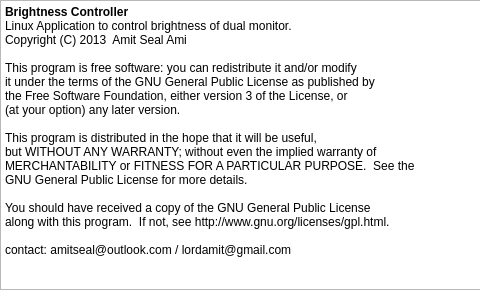
LordAmit/Brightness, file src/ui/License.ui: the form before one commit.
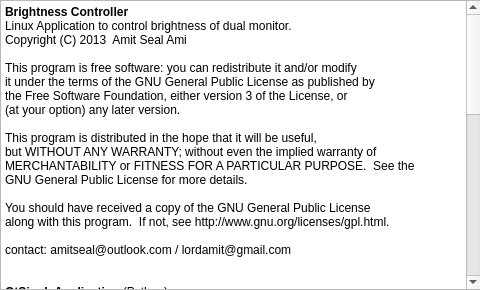
The form after the commit.

Commit message: Tray improvements, QTSingleApplication impl.

```diff
--- a/src/ui/License.ui
+++ b/src/ui/License.ui
@@ -38,25 +38,52 @@
     <string>&lt;!DOCTYPE HTML PUBLIC &quot;-//W3C//DTD HTML 4.0//EN&quot; &quot;http://www.w3.org/TR/REC-html40/strict.dtd&quot;&gt;
 &lt;html&gt;&lt;head&gt;&lt;meta name=&quot;qrichtext&quot; content=&quot;1&quot; /&gt;&lt;style type=&quot;text/css&quot;&gt;
 p, li { white-space: pre-wrap; }
-&lt;/style&gt;&lt;/head&gt;&lt;body style=&quot; font-family:'Sans'; font-size:9pt; font-weight:400; font-style:normal;&quot;&gt;
-&lt;p align=&quot;justify&quot; style=&quot; margin-top:0px; margin-bottom:0px; margin-left:0px; margin-right:0px; -qt-block-indent:0; text-indent:0px;&quot;&gt;&lt;span style=&quot; font-weight:600;&quot;&gt;Brightness Controller&lt;/span&gt;&lt;/p&gt;
-&lt;p align=&quot;justify&quot; style=&quot; margin-top:0px; margin-bottom:0px; margin-left:0px; margin-right:0px; -qt-block-indent:0; text-indent:0px;&quot;&gt;Linux Application to control brightness of dual monitor.&lt;/p&gt;
-&lt;p align=&quot;justify&quot; style=&quot; margin-top:0px; margin-bottom:0px; margin-left:0px; margin-right:0px; -qt-block-indent:0; text-indent:0px;&quot;&gt;Copyright (C) 2013  Amit Seal Ami&lt;/p&gt;
-&lt;p align=&quot;justify&quot; style=&quot;-qt-paragraph-type:empty; margin-top:0px; margin-bottom:0px; margin-left:0px; margin-right:0px; -qt-block-indent:0; text-indent:0px;&quot;&gt;&lt;br /&gt;&lt;/p&gt;
-&lt;p align=&quot;justify&quot; style=&quot; margin-top:0px; margin-bottom:0px; margin-left:0px; margin-right:0px; -qt-block-indent:0; text-indent:0px;&quot;&gt;This program is free software: you can redistribute it and/or modify&lt;/p&gt;
-&lt;p align=&quot;justify&quot; style=&quot; margin-top:0px; margin-bottom:0px; margin-left:0px; margin-right:0px; -qt-block-indent:0; text-indent:0px;&quot;&gt;it under the terms of the GNU General Public License as published by&lt;/p&gt;
-&lt;p align=&quot;justify&quot; style=&quot; margin-top:0px; margin-bottom:0px; margin-left:0px; margin-right:0px; -qt-block-indent:0; text-indent:0px;&quot;&gt;the Free Software Foundation, either version 3 of the License, or&lt;/p&gt;
-&lt;p align=&quot;justify&quot; style=&quot; margin-top:0px; margin-bottom:0px; margin-left:0px; margin-right:0px; -qt-block-indent:0; text-indent:0px;&quot;&gt;(at your option) any later version.&lt;/p&gt;
-&lt;p align=&quot;justify&quot; style=&quot;-qt-paragraph-type:empty; margin-top:0px; margin-bottom:0px; margin-left:0px; margin-right:0px; -qt-block-indent:0; text-indent:0px;&quot;&gt;&lt;br /&gt;&lt;/p&gt;
-&lt;p align=&quot;justify&quot; style=&quot; margin-top:0px; margin-bottom:0px; margin-left:0px; margin-right:0px; -qt-block-indent:0; text-indent:0px;&quot;&gt;This program is distributed in the hope that it will be useful,&lt;/p&gt;
-&lt;p align=&quot;justify&quot; style=&quot; margin-top:0px; margin-bottom:0px; margin-left:0px; margin-right:0px; -qt-block-indent:0; text-indent:0px;&quot;&gt;but WITHOUT ANY WARRANTY; without even the implied warranty of&lt;/p&gt;
-&lt;p align=&quot;justify&quot; style=&quot; margin-top:0px; margin-bottom:0px; margin-left:0px; margin-right:0px; -qt-block-indent:0; text-indent:0px;&quot;&gt;MERCHANTABILITY or FITNESS FOR A PARTICULAR PURPOSE.  See the&lt;/p&gt;
-&lt;p align=&quot;justify&quot; style=&quot; margin-top:0px; margin-bottom:0px; margin-left:0px; margin-right:0px; -qt-block-indent:0; text-indent:0px;&quot;&gt;GNU General Public License for more details.&lt;/p&gt;
-&lt;p align=&quot;justify&quot; style=&quot;-qt-paragraph-type:empty; margin-top:0px; margin-bottom:0px; margin-left:0px; margin-right:0px; -qt-block-indent:0; text-indent:0px;&quot;&gt;&lt;br /&gt;&lt;/p&gt;
-&lt;p align=&quot;justify&quot; style=&quot; margin-top:0px; margin-bottom:0px; margin-left:0px; margin-right:0px; -qt-block-indent:0; text-indent:0px;&quot;&gt;You should have received a copy of the GNU General Public License&lt;/p&gt;
-&lt;p align=&quot;justify&quot; style=&quot; margin-top:0px; margin-bottom:0px; margin-left:0px; margin-right:0px; -qt-block-indent:0; text-indent:0px;&quot;&gt;along with this program.  If not, see http://www.gnu.org/licenses/gpl.html.&lt;/p&gt;
-&lt;p align=&quot;justify&quot; style=&quot;-qt-paragraph-type:empty; margin-top:0px; margin-bottom:0px; margin-left:0px; margin-right:0px; -qt-block-indent:0; text-indent:0px;&quot;&gt;&lt;br /&gt;&lt;/p&gt;
-&lt;p align=&quot;justify&quot; style=&quot; margin-top:0px; margin-bottom:0px; margin-left:0px; margin-right:0px; -qt-block-indent:0; text-indent:0px;&quot;&gt;contact: amitseal@outlook.com / lordamit@gmail.com&lt;/p&gt;&lt;/body&gt;&lt;/html&gt;</string>
+&lt;/style&gt;&lt;/head&gt;&lt;body style=&quot; font-family:'Padauk'; font-size:12pt; font-weight:400; font-style:normal;&quot;&gt;
+&lt;p align=&quot;justify&quot; style=&quot; margin-top:0px; margin-bottom:0px; margin-left:0px; margin-right:0px; -qt-block-indent:0; text-indent:0px;&quot;&gt;&lt;span style=&quot; font-family:'Sans'; font-size:9pt; font-weight:600;&quot;&gt;Brightness Controller&lt;/span&gt;&lt;/p&gt;
+&lt;p align=&quot;justify&quot; style=&quot; margin-top:0px; margin-bottom:0px; margin-left:0px; margin-right:0px; -qt-block-indent:0; text-indent:0px;&quot;&gt;&lt;span style=&quot; font-family:'Sans'; font-size:9pt;&quot;&gt;Linux Application to control brightness of dual monitor.&lt;/span&gt;&lt;/p&gt;
+&lt;p align=&quot;justify&quot; style=&quot; margin-top:0px; margin-bottom:0px; margin-left:0px; margin-right:0px; -qt-block-indent:0; text-indent:0px;&quot;&gt;&lt;span style=&quot; font-family:'Sans'; font-size:9pt;&quot;&gt;Copyright (C) 2013  Amit Seal Ami&lt;/span&gt;&lt;/p&gt;
+&lt;p align=&quot;justify&quot; style=&quot;-qt-paragraph-type:empty; margin-top:0px; margin-bottom:0px; margin-left:0px; margin-right:0px; -qt-block-indent:0; text-indent:0px; font-family:'Sans'; font-size:9pt;&quot;&gt;&lt;br /&gt;&lt;/p&gt;
+&lt;p align=&quot;justify&quot; style=&quot; margin-top:0px; margin-bottom:0px; margin-left:0px; margin-right:0px; -qt-block-indent:0; text-indent:0px;&quot;&gt;&lt;span style=&quot; font-family:'Sans'; font-size:9pt;&quot;&gt;This program is free software: you can redistribute it and/or modify&lt;/span&gt;&lt;/p&gt;
+&lt;p align=&quot;justify&quot; style=&quot; margin-top:0px; margin-bottom:0px; margin-left:0px; margin-right:0px; -qt-block-indent:0; text-indent:0px;&quot;&gt;&lt;span style=&quot; font-family:'Sans'; font-size:9pt;&quot;&gt;it under the terms of the GNU General Public License as published by&lt;/span&gt;&lt;/p&gt;
+&lt;p align=&quot;justify&quot; style=&quot; margin-top:0px; margin-bottom:0px; margin-left:0px; margin-right:0px; -qt-block-indent:0; text-indent:0px;&quot;&gt;&lt;span style=&quot; font-family:'Sans'; font-size:9pt;&quot;&gt;the Free Software Foundation, either version 3 of the License, or&lt;/span&gt;&lt;/p&gt;
+&lt;p align=&quot;justify&quot; style=&quot; margin-top:0px; margin-bottom:0px; margin-left:0px; margin-right:0px; -qt-block-indent:0; text-indent:0px;&quot;&gt;&lt;span style=&quot; font-family:'Sans'; font-size:9pt;&quot;&gt;(at your option) any later version.&lt;/span&gt;&lt;/p&gt;
+&lt;p align=&quot;justify&quot; style=&quot;-qt-paragraph-type:empty; margin-top:0px; margin-bottom:0px; margin-left:0px; margin-right:0px; -qt-block-indent:0; text-indent:0px; font-family:'Sans'; font-size:9pt;&quot;&gt;&lt;br /&gt;&lt;/p&gt;
+&lt;p align=&quot;justify&quot; style=&quot; margin-top:0px; margin-bottom:0px; margin-left:0px; margin-right:0px; -qt-block-indent:0; text-indent:0px;&quot;&gt;&lt;span style=&quot; font-family:'Sans'; font-size:9pt;&quot;&gt;This program is distributed in the hope that it will be useful,&lt;/span&gt;&lt;/p&gt;
+&lt;p align=&quot;justify&quot; style=&quot; margin-top:0px; margin-bottom:0px; margin-left:0px; margin-right:0px; -qt-block-indent:0; text-indent:0px;&quot;&gt;&lt;span style=&quot; font-family:'Sans'; font-size:9pt;&quot;&gt;but WITHOUT ANY WARRANTY; without even the implied warranty of&lt;/span&gt;&lt;/p&gt;
+&lt;p align=&quot;justify&quot; style=&quot; margin-top:0px; margin-bottom:0px; margin-left:0px; margin-right:0px; -qt-block-indent:0; text-indent:0px;&quot;&gt;&lt;span style=&quot; font-family:'Sans'; font-size:9pt;&quot;&gt;MERCHANTABILITY or FITNESS FOR A PARTICULAR PURPOSE.  See the&lt;/span&gt;&lt;/p&gt;
+&lt;p align=&quot;justify&quot; style=&quot; margin-top:0px; margin-bottom:0px; margin-left:0px; margin-right:0px; -qt-block-indent:0; text-indent:0px;&quot;&gt;&lt;span style=&quot; font-family:'Sans'; font-size:9pt;&quot;&gt;GNU General Public License for more details.&lt;/span&gt;&lt;/p&gt;
+&lt;p align=&quot;justify&quot; style=&quot;-qt-paragraph-type:empty; margin-top:0px; margin-bottom:0px; margin-left:0px; margin-right:0px; -qt-block-indent:0; text-indent:0px; font-family:'Sans'; font-size:9pt;&quot;&gt;&lt;br /&gt;&lt;/p&gt;
+&lt;p align=&quot;justify&quot; style=&quot; margin-top:0px; margin-bottom:0px; margin-left:0px; margin-right:0px; -qt-block-indent:0; text-indent:0px;&quot;&gt;&lt;span style=&quot; font-family:'Sans'; font-size:9pt;&quot;&gt;You should have received a copy of the GNU General Public License&lt;/span&gt;&lt;/p&gt;
+&lt;p align=&quot;justify&quot; style=&quot; margin-top:0px; margin-bottom:0px; margin-left:0px; margin-right:0px; -qt-block-indent:0; text-indent:0px;&quot;&gt;&lt;span style=&quot; font-family:'Sans'; font-size:9pt;&quot;&gt;along with this program.  If not, see http://www.gnu.org/licenses/gpl.html.&lt;/span&gt;&lt;/p&gt;
+&lt;p align=&quot;justify&quot; style=&quot;-qt-paragraph-type:empty; margin-top:0px; margin-bottom:0px; margin-left:0px; margin-right:0px; -qt-block-indent:0; text-indent:0px; font-family:'Sans'; font-size:9pt;&quot;&gt;&lt;br /&gt;&lt;/p&gt;
+&lt;p align=&quot;justify&quot; style=&quot; margin-top:0px; margin-bottom:0px; margin-left:0px; margin-right:0px; -qt-block-indent:0; text-indent:0px;&quot;&gt;&lt;span style=&quot; font-family:'Sans'; font-size:9pt;&quot;&gt;contact: amitseal@outlook.com / lordamit@gmail.com&lt;/span&gt;&lt;/p&gt;
+&lt;p align=&quot;justify&quot; style=&quot;-qt-paragraph-type:empty; margin-top:0px; margin-bottom:0px; margin-left:0px; margin-right:0px; -qt-block-indent:0; text-indent:0px; font-family:'Sans'; font-size:9pt;&quot;&gt;&lt;br /&gt;&lt;/p&gt;
+&lt;p align=&quot;justify&quot; style=&quot;-qt-paragraph-type:empty; margin-top:0px; margin-bottom:0px; margin-left:0px; margin-right:0px; -qt-block-indent:0; text-indent:0px; font-family:'Sans'; font-size:9pt;&quot;&gt;&lt;br /&gt;&lt;/p&gt;
+&lt;p align=&quot;justify&quot; style=&quot; margin-top:0px; margin-bottom:0px; margin-left:0px; margin-right:0px; -qt-block-indent:0; text-indent:0px;&quot;&gt;&lt;span style=&quot; font-family:'Sans'; font-size:9pt; font-weight:600;&quot;&gt;QtSingleApplication&lt;/span&gt;&lt;span style=&quot; font-family:'Sans'; font-size:9pt;&quot;&gt; (Python)&lt;/span&gt;&lt;/p&gt;
+&lt;p align=&quot;justify&quot; style=&quot;-qt-paragraph-type:empty; margin-top:0px; margin-bottom:0px; margin-left:0px; margin-right:0px; -qt-block-indent:0; text-indent:0px; font-family:'Sans'; font-size:9pt;&quot;&gt;&lt;br /&gt;&lt;/p&gt;
+&lt;p align=&quot;justify&quot; style=&quot; margin-top:0px; margin-bottom:0px; margin-left:0px; margin-right:0px; -qt-block-indent:0; text-indent:0px;&quot;&gt;&lt;span style=&quot; font-family:'Sans'; font-size:9pt;&quot;&gt;Copyright 2013, Johan Råde&lt;/span&gt;&lt;/p&gt;
+&lt;p style=&quot; margin-top:0px; margin-bottom:0px; margin-left:0px; margin-right:0px; -qt-block-indent:0; text-indent:0px;&quot;&gt;&lt;span style=&quot; font-family:'Sans'; font-size:9pt;&quot;&gt;All rights reserved.&lt;/span&gt;&lt;/p&gt;
+&lt;p style=&quot;-qt-paragraph-type:empty; margin-top:0px; margin-bottom:0px; margin-left:0px; margin-right:0px; -qt-block-indent:0; text-indent:0px; font-family:'Sans'; font-size:9pt;&quot;&gt;&lt;br /&gt;&lt;/p&gt;
+&lt;p style=&quot; margin-top:0px; margin-bottom:0px; margin-left:0px; margin-right:0px; -qt-block-indent:0; text-indent:0px;&quot;&gt;&lt;span style=&quot; font-family:'Sans'; font-size:9pt;&quot;&gt;Redistribution and use in source and binary forms, with or without&lt;/span&gt;&lt;/p&gt;
+&lt;p style=&quot; margin-top:0px; margin-bottom:0px; margin-left:0px; margin-right:0px; -qt-block-indent:0; text-indent:0px;&quot;&gt;&lt;span style=&quot; font-family:'Sans'; font-size:9pt;&quot;&gt;modification, are permitted provided that the following conditions are met:&lt;/span&gt;&lt;/p&gt;
+&lt;p style=&quot; margin-top:0px; margin-bottom:0px; margin-left:0px; margin-right:0px; -qt-block-indent:0; text-indent:0px;&quot;&gt;&lt;span style=&quot; font-family:'Sans'; font-size:9pt;&quot;&gt;    * Redistributions of source code must retain the above copyright&lt;/span&gt;&lt;/p&gt;
+&lt;p style=&quot; margin-top:0px; margin-bottom:0px; margin-left:0px; margin-right:0px; -qt-block-indent:0; text-indent:0px;&quot;&gt;&lt;span style=&quot; font-family:'Sans'; font-size:9pt;&quot;&gt;    notice, this list of conditions and the following disclaimer.&lt;/span&gt;&lt;/p&gt;
+&lt;p style=&quot; margin-top:0px; margin-bottom:0px; margin-left:0px; margin-right:0px; -qt-block-indent:0; text-indent:0px;&quot;&gt;&lt;span style=&quot; font-family:'Sans'; font-size:9pt;&quot;&gt;    * Redistributions in binary form must reproduce the above copyright&lt;/span&gt;&lt;/p&gt;
+&lt;p style=&quot; margin-top:0px; margin-bottom:0px; margin-left:0px; margin-right:0px; -qt-block-indent:0; text-indent:0px;&quot;&gt;&lt;span style=&quot; font-family:'Sans'; font-size:9pt;&quot;&gt;    notice, this list of conditions and the following disclaimer in the&lt;/span&gt;&lt;/p&gt;
+&lt;p style=&quot; margin-top:0px; margin-bottom:0px; margin-left:0px; margin-right:0px; -qt-block-indent:0; text-indent:0px;&quot;&gt;&lt;span style=&quot; font-family:'Sans'; font-size:9pt;&quot;&gt;    documentation and/or other materials provided with the distribution.&lt;/span&gt;&lt;/p&gt;
+&lt;p style=&quot;-qt-paragraph-type:empty; margin-top:0px; margin-bottom:0px; margin-left:0px; margin-right:0px; -qt-block-indent:0; text-indent:0px; font-family:'Sans'; font-size:9pt;&quot;&gt;&lt;br /&gt;&lt;/p&gt;
+&lt;p style=&quot; margin-top:0px; margin-bottom:0px; margin-left:0px; margin-right:0px; -qt-block-indent:0; text-indent:0px;&quot;&gt;&lt;span style=&quot; font-family:'Sans'; font-size:9pt;&quot;&gt;THIS SOFTWARE IS PROVIDED BY THE COPYRIGHT HOLDERS AND CONTRIBUTORS &amp;quot;AS IS&amp;quot; AND&lt;/span&gt;&lt;/p&gt;
+&lt;p style=&quot; margin-top:0px; margin-bottom:0px; margin-left:0px; margin-right:0px; -qt-block-indent:0; text-indent:0px;&quot;&gt;&lt;span style=&quot; font-family:'Sans'; font-size:9pt;&quot;&gt;ANY EXPRESS OR IMPLIED WARRANTIES, INCLUDING, BUT NOT LIMITED TO, THE IMPLIED&lt;/span&gt;&lt;/p&gt;
+&lt;p style=&quot; margin-top:0px; margin-bottom:0px; margin-left:0px; margin-right:0px; -qt-block-indent:0; text-indent:0px;&quot;&gt;&lt;span style=&quot; font-family:'Sans'; font-size:9pt;&quot;&gt;WARRANTIES OF MERCHANTABILITY AND FITNESS FOR A PARTICULAR PURPOSE ARE&lt;/span&gt;&lt;/p&gt;
+&lt;p style=&quot; margin-top:0px; margin-bottom:0px; margin-left:0px; margin-right:0px; -qt-block-indent:0; text-indent:0px;&quot;&gt;&lt;span style=&quot; font-family:'Sans'; font-size:9pt;&quot;&gt;DISCLAIMED. IN NO EVENT SHALL Johan Råde BE LIABLE FOR ANY&lt;/span&gt;&lt;/p&gt;
+&lt;p style=&quot; margin-top:0px; margin-bottom:0px; margin-left:0px; margin-right:0px; -qt-block-indent:0; text-indent:0px;&quot;&gt;&lt;span style=&quot; font-family:'Sans'; font-size:9pt;&quot;&gt;DIRECT, INDIRECT, INCIDENTAL, SPECIAL, EXEMPLARY, OR CONSEQUENTIAL DAMAGES&lt;/span&gt;&lt;/p&gt;
+&lt;p style=&quot; margin-top:0px; margin-bottom:0px; margin-left:0px; margin-right:0px; -qt-block-indent:0; text-indent:0px;&quot;&gt;&lt;span style=&quot; font-family:'Sans'; font-size:9pt;&quot;&gt;(INCLUDING, BUT NOT LIMITED TO, PROCUREMENT OF SUBSTITUTE GOODS OR SERVICES;&lt;/span&gt;&lt;/p&gt;
+&lt;p style=&quot; margin-top:0px; margin-bottom:0px; margin-left:0px; margin-right:0px; -qt-block-indent:0; text-indent:0px;&quot;&gt;&lt;span style=&quot; font-family:'Sans'; font-size:9pt;&quot;&gt;LOSS OF USE, DATA, OR PROFITS; OR BUSINESS INTERRUPTION) HOWEVER CAUSED AND&lt;/span&gt;&lt;/p&gt;
+&lt;p style=&quot; margin-top:0px; margin-bottom:0px; margin-left:0px; margin-right:0px; -qt-block-indent:0; text-indent:0px;&quot;&gt;&lt;span style=&quot; font-family:'Sans'; font-size:9pt;&quot;&gt;ON ANY THEORY OF LIABILITY, WHETHER IN CONTRACT, STRICT LIABILITY, OR TORT&lt;/span&gt;&lt;/p&gt;
+&lt;p style=&quot; margin-top:0px; margin-bottom:0px; margin-left:0px; margin-right:0px; -qt-block-indent:0; text-indent:0px;&quot;&gt;&lt;span style=&quot; font-family:'Sans'; font-size:9pt;&quot;&gt;(INCLUDING NEGLIGENCE OR OTHERWISE) ARISING IN ANY WAY OUT OF THE USE OF THIS&lt;/span&gt;&lt;/p&gt;
+&lt;p style=&quot; margin-top:0px; margin-bottom:0px; margin-left:0px; margin-right:0px; -qt-block-indent:0; text-indent:0px;&quot;&gt;&lt;span style=&quot; font-family:'Sans'; font-size:9pt;&quot;&gt;SOFTWARE, EVEN IF ADVISED OF THE POSSIBILITY OF SUCH DAMAGE.&lt;/span&gt;&lt;/p&gt;
+&lt;p style=&quot;-qt-paragraph-type:empty; margin-top:0px; margin-bottom:0px; margin-left:0px; margin-right:0px; -qt-block-indent:0; text-indent:0px; font-family:'Sans'; font-size:9pt;&quot;&gt;&lt;br /&gt;&lt;/p&gt;
+&lt;p align=&quot;justify&quot; style=&quot;-qt-paragraph-type:empty; margin-top:0px; margin-bottom:0px; margin-left:0px; margin-right:0px; -qt-block-indent:0; text-indent:0px; font-family:'Sans'; font-size:9pt;&quot;&gt;&lt;br /&gt;&lt;/p&gt;&lt;/body&gt;&lt;/html&gt;</string>
    </property>
   </widget>
  </widget>
```
The commit also changes 3 other files.
